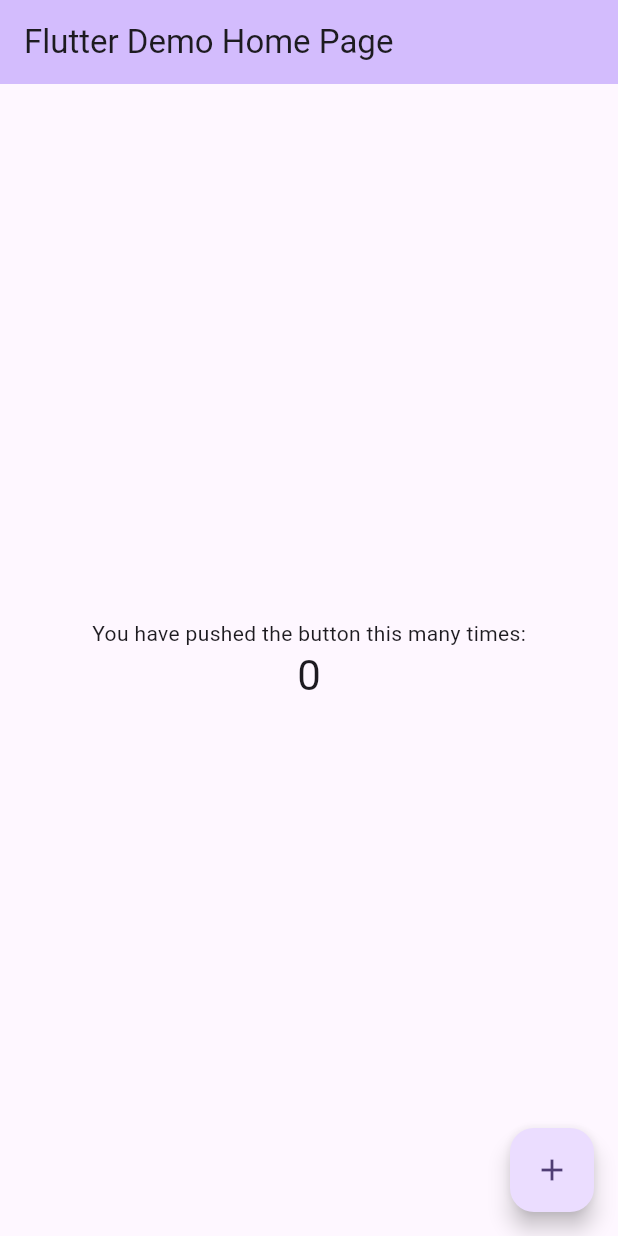
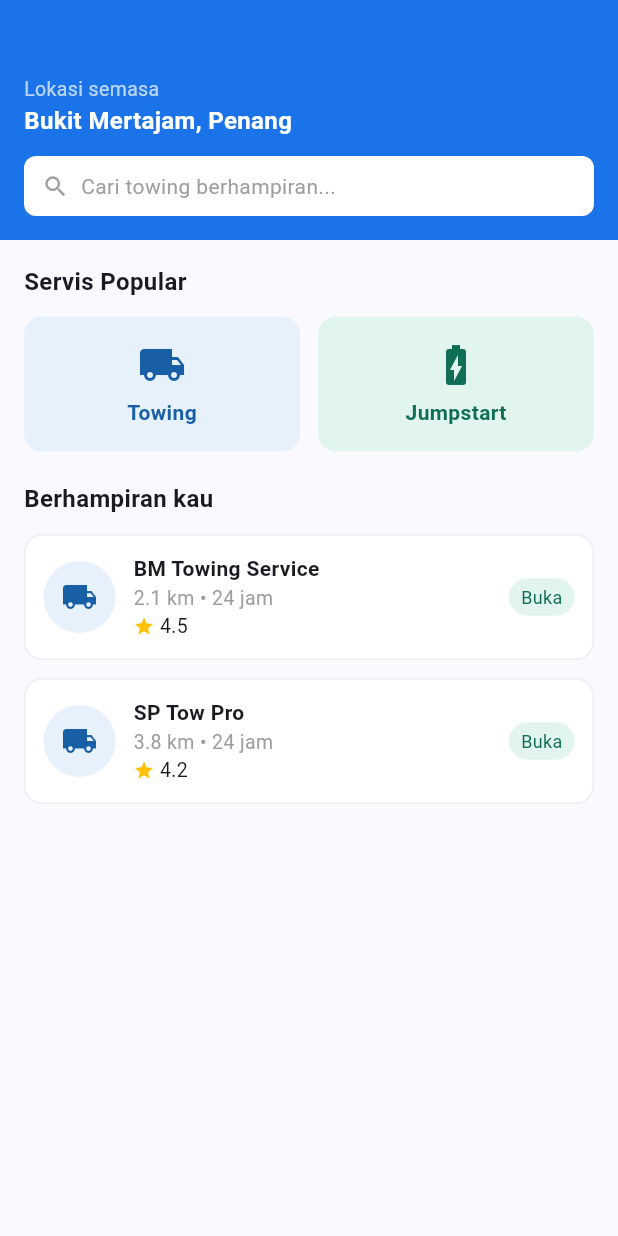
Before and after one commit to Trixxy98/iTowing_mobile, a Flutter app: the screen it shows after launch, on a phone screen of 412 x 824 dp. Run offline on Flutter 3.47's test engine with Material 3 defaults, Android fonts, the phone set to English and light mode, and no system bars.

Commit message:
feat: home screen, list screen, detail screen

```diff
--- a/lib/main.dart
+++ b/lib/main.dart
@@ -1,4 +1,5 @@
 import 'package:flutter/material.dart';
+import 'screens/home_screen.dart';
 
 void main() {
   runApp(const MyApp());
@@ -7,116 +8,18 @@ void main() {
 class MyApp extends StatelessWidget {
   const MyApp({super.key});
 
-  // This widget is the root of your application.
   @override
   Widget build(BuildContext context) {
     return MaterialApp(
-      title: 'Flutter Demo',
+      title: 'Towing App',
+      debugShowCheckedModeBanner: false,
       theme: ThemeData(
-        // This is the theme of your application.
-        //
-        // TRY THIS: Try running your application with "flutter run". You'll see
-        // the application has a purple toolbar. Then, without quitting the app,
-        // try changing the seedColor in the colorScheme below to Colors.green
-        // and then invoke "hot reload" (save your changes or press the "hot
-        // reload" button in a Flutter-supported IDE, or press "r" if you used
-        // the command line to start the app).
-        //
-        // Notice that the counter didn't reset back to zero; the application
-        // state is not lost during the reload. To reset the state, use hot
-        // restart instead.
-        //
-        // This works for code too, not just values: Most code changes can be
-        // tested with just a hot reload.
-        colorScheme: .fromSeed(seedColor: Colors.deepPurple),
+        colorScheme: ColorScheme.fromSeed(
+          seedColor: const Color(0xFF1a73e8),
+        ),
+        useMaterial3: true,
       ),
-      home: const MyHomePage(title: 'Flutter Demo Home Page'),
+      home: const HomeScreen(),
     );
   }
 }
-
-class MyHomePage extends StatefulWidget {
-  const MyHomePage({super.key, required this.title});
-
-  // This widget is the home page of your application. It is stateful, meaning
-  // that it has a State object (defined below) that contains fields that affect
-  // how it looks.
-
-  // This class is the configuration for the state. It holds the values (in this
-  // case the title) provided by the parent (in this case the App widget) and
-  // used by the build method of the State. Fields in a Widget subclass are
-  // always marked "final".
-
-  final String title;
-
-  @override
-  State<MyHomePage> createState() => _MyHomePageState();
-}
-
-class _MyHomePageState extends State<MyHomePage> {
-  int _counter = 0;
-
-  void _incrementCounter() {
-    setState(() {
-      // This call to setState tells the Flutter framework that something has
-      // changed in this State, which causes it to rerun the build method below
-      // so that the display can reflect the updated values. If we changed
-      // _counter without calling setState(), then the build method would not be
-      // called again, and so nothing would appear to happen.
-      _counter++;
-    });
-  }
-
-  @override
-  Widget build(BuildContext context) {
-    // This method is rerun every time setState is called, for instance as done
-    // by the _incrementCounter method above.
-    //
-    // The Flutter framework has been optimized to make rerunning build methods
-    // fast, so that you can just rebuild anything that needs updating rather
-    // than having to individually change instances of widgets.
-    return Scaffold(
-      appBar: AppBar(
-        // TRY THIS: Try changing the color here to a specific color (to
-        // Colors.amber, perhaps?) and trigger a hot reload to see the AppBar
-        // change color while the other colors stay the same.
-        backgroundColor: Theme.of(context).colorScheme.inversePrimary,
-        // Here we take the value from the MyHomePage object that was created by
-        // the App.build method, and use it to set our appbar title.
-        title: Text(widget.title),
-      ),
-      body: Center(
-        // Center is a layout widget. It takes a single child and positions it
-        // in the middle of the parent.
-        child: Column(
-          // Column is also a layout widget. It takes a list of children and
-          // arranges them vertically. By default, it sizes itself to fit its
-          // children horizontally, and tries to be as tall as its parent.
-          //
-          // Column has various properties to control how it sizes itself and
-          // how it positions its children. Here we use mainAxisAlignment to
-          // center the children vertically; the main axis here is the vertical
-          // axis because Columns are vertical (the cross axis would be
-          // horizontal).
-          //
-          // TRY THIS: Invoke "debug painting" (choose the "Toggle Debug Paint"
-          // action in the IDE, or press "p" in the console), to see the
-          // wireframe for each widget.
-          mainAxisAlignment: .center,
-          children: [
-            const Text('You have pushed the button this many times:'),
-            Text(
-              '$_counter',
-              style: Theme.of(context).textTheme.headlineMedium,
-            ),
-          ],
-        ),
-      ),
-      floatingActionButton: FloatingActionButton(
-        onPressed: _incrementCounter,
-        tooltip: 'Increment',
-        child: const Icon(Icons.add),
-      ),
-    );
-  }
-}
--- a/lib/models/towing_company.dart
+++ b/lib/models/towing_company.dart
@@ -0,0 +1,55 @@
+class TowingCompany {
+  final String name;
+  final String phone;
+  final String area;
+  final double rating;
+  final double distance;
+  final bool isOpen;
+  final String description;
+  final String priceFrom;
+
+  TowingCompany({
+    required this.name,
+    required this.phone,
+    required this.area,
+    required this.rating,
+    required this.distance,
+    required this.isOpen,
+    required this.description,
+    required this.priceFrom,
+  });
+}
+
+// Data dummy — nanti boleh connect ke Firebase
+final List<TowingCompany> dummyCompanies = [
+  TowingCompany(
+    name: 'BM Towing Service',
+    phone: '0123456789',
+    area: 'Bukit Mertajam',
+    rating: 4.5,
+    distance: 2.1,
+    isOpen: true,
+    description: 'Servis towing profesional kawasan Seberang Perai. Lesen JPJ & Insurans lengkap.',
+    priceFrom: 'RM80',
+  ),
+  TowingCompany(
+    name: 'SP Tow Pro',
+    phone: '0139876543',
+    area: 'Seberang Perai',
+    rating: 4.2,
+    distance: 3.8,
+    isOpen: true,
+    description: 'Towing 24 jam, response cepat. Meliputi seluruh Pulau Pinang.',
+    priceFrom: 'RM90',
+  ),
+  TowingCompany(
+    name: 'Penang Tow 24',
+    phone: '0111234567',
+    area: 'Kepala Batas',
+    rating: 4.0,
+    distance: 7.2,
+    isOpen: false,
+    description: 'Pakar towing kereta dan motosikal. Harga berpatutan.',
+    priceFrom: 'RM70',
+  ),
+];
--- a/lib/screens/home_screen.dart
+++ b/lib/screens/home_screen.dart
@@ -0,0 +1,169 @@
+import 'package:flutter/material.dart';
+import '../models/towing_company.dart';
+import 'list_screen.dart';
+import 'detail_screen.dart';
+
+class HomeScreen extends StatelessWidget {
+  const HomeScreen({super.key});
+
+  @override
+  Widget build(BuildContext context) {
+    final nearby = dummyCompanies.where((c) => c.isOpen).take(2).toList();
+
+    return Scaffold(
+      body: Column(
+        children: [
+          _buildHeader(context),
+          Expanded(
+            child: SingleChildScrollView(
+              padding: const EdgeInsets.all(16),
+              child: Column(
+                crossAxisAlignment: CrossAxisAlignment.start,
+                children: [
+                  _buildServiceButtons(),
+                  const SizedBox(height: 20),
+                  const Text('Berhampiran kau',
+                    style: TextStyle(fontSize: 16, fontWeight: FontWeight.bold)),
+                  const SizedBox(height: 12),
+                  ...nearby.map((c) => _buildCompanyCard(context, c)),
+                ],
+              ),
+            ),
+          ),
+        ],
+      ),
+    );
+  }
+
+  Widget _buildHeader(BuildContext context) {
+    return Container(
+      width: double.infinity,
+      padding: const EdgeInsets.fromLTRB(16, 50, 16, 16),
+      color: const Color(0xFF1a73e8),
+      child: Column(
+        crossAxisAlignment: CrossAxisAlignment.start,
+        children: [
+          const Text('Lokasi semasa',
+            style: TextStyle(color: Colors.white70, fontSize: 13)),
+          const Text('Bukit Mertajam, Penang',
+            style: TextStyle(color: Colors.white,
+              fontSize: 16, fontWeight: FontWeight.bold)),
+          const SizedBox(height: 12),
+          GestureDetector(
+            onTap: () => Navigator.push(context,
+              MaterialPageRoute(builder: (_) => const ListScreen())),
+            child: Container(
+              padding: const EdgeInsets.symmetric(horizontal: 12, vertical: 10),
+              decoration: BoxDecoration(
+                color: Colors.white,
+                borderRadius: BorderRadius.circular(8)),
+              child: const Row(
+                children: [
+                  Icon(Icons.search, color: Colors.grey, size: 18),
+                  SizedBox(width: 8),
+                  Text('Cari towing berhampiran...',
+                    style: TextStyle(color: Colors.grey, fontSize: 14)),
+                ],
+              ),
+            ),
+          ),
+        ],
+      ),
+    );
+  }
+
+  Widget _buildServiceButtons() {
+    return Column(
+      crossAxisAlignment: CrossAxisAlignment.start,
+      children: [
+        const Text('Servis Popular',
+          style: TextStyle(fontSize: 16, fontWeight: FontWeight.bold)),
+        const SizedBox(height: 12),
+        Row(
+          children: [
+            _serviceBox(Icons.local_shipping, 'Towing',
+              const Color(0xFFE6F1FB), const Color(0xFF185FA5)),
+            const SizedBox(width: 12),
+            _serviceBox(Icons.battery_charging_full, 'Jumpstart',
+              const Color(0xFFE1F5EE), const Color(0xFF0F6E56)),
+          ],
+        ),
+      ],
+    );
+  }
+
+  Widget _serviceBox(IconData icon, String label, Color bg, Color color) {
+    return Expanded(
+      child: Container(
+        padding: const EdgeInsets.all(16),
+        decoration: BoxDecoration(
+          color: bg, borderRadius: BorderRadius.circular(12)),
+        child: Column(
+          children: [
+            Icon(icon, color: color, size: 32),
+            const SizedBox(height: 6),
+            Text(label, style: TextStyle(
+              color: color, fontWeight: FontWeight.bold)),
+          ],
+        ),
+      ),
+    );
+  }
+
+  Widget _buildCompanyCard(BuildContext context, TowingCompany company) {
+    return GestureDetector(
+      onTap: () => Navigator.push(context,
+        MaterialPageRoute(builder: (_) => DetailScreen(company: company))),
+      child: Container(
+        margin: const EdgeInsets.only(bottom: 12),
+        padding: const EdgeInsets.all(12),
+        decoration: BoxDecoration(
+          color: Colors.white,
+          borderRadius: BorderRadius.circular(12),
+          border: Border.all(color: Colors.grey.shade200)),
+        child: Row(
+          children: [
+            Container(
+              width: 48, height: 48,
+              decoration: BoxDecoration(
+                color: const Color(0xFFE6F1FB),
+                borderRadius: BorderRadius.circular(24)),
+              child: const Icon(Icons.local_shipping,
+                color: Color(0xFF185FA5))),
+            const SizedBox(width: 12),
+            Expanded(
+              child: Column(
+                crossAxisAlignment: CrossAxisAlignment.start,
+                children: [
+                  Text(company.name,
+                    style: const TextStyle(fontWeight: FontWeight.bold)),
+                  Text('${company.distance} km • 24 jam',
+                    style: const TextStyle(color: Colors.grey, fontSize: 13)),
+                  Row(
+                    children: [
+                      const Icon(Icons.star, color: Colors.amber, size: 14),
+                      Text(' ${company.rating}',
+                        style: const TextStyle(fontSize: 13)),
+                    ],
+                  ),
+                ],
+              ),
+            ),
+            Container(
+              padding: const EdgeInsets.symmetric(horizontal: 8, vertical: 4),
+              decoration: BoxDecoration(
+                color: const Color(0xFFE1F5EE),
+                borderRadius: BorderRadius.circular(20)),
+              child: Text(
+                company.isOpen ? 'Buka' : 'Tutup',
+                style: TextStyle(
+                  color: company.isOpen
+                    ? const Color(0xFF0F6E56)
+                    : const Color(0xFFA32D2D),
+                  fontSize: 12))),
+          ],
+        ),
+      ),
+    );
+  }
+}
```
Also changed, not shown: lib/screens/detail_screen.dart (+127 -0 lines), lib/screens/list_screen.dart (+86 -0 lines).
